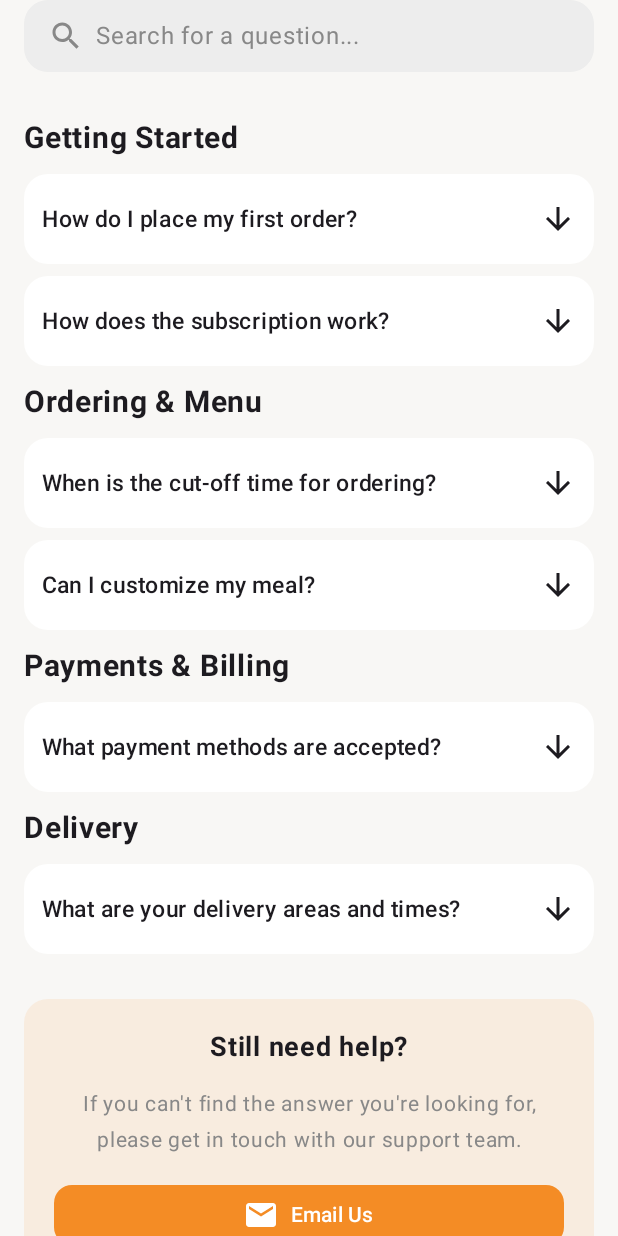
After one commit to dhyeeey/TiffinCo, an Android app built with Jetpack Compose: the composable HelpAndSupportScreen shown on its own in the app's theme, on a phone screen of 412 x 824 dp. The commit adds this screen. Run offline under Robolectric (Android 15) with nearby library versions, the phone set to English and light mode, and no system bars; 1 statement that could not run was skipped.

Commit message:
Added help and support screen

```diff
--- /dev/null
+++ b/composeApp/src/commonMain/kotlin/org/tiffinservice/app/HelpAndSupportScreen.kt
@@ -0,0 +1,273 @@
+package org.tiffinservice.app
+
+
+import androidx.compose.animation.AnimatedVisibility
+import androidx.compose.foundation.background
+import androidx.compose.foundation.clickable
+import androidx.compose.foundation.layout.*
+import androidx.compose.foundation.rememberScrollState
+import androidx.compose.foundation.shape.RoundedCornerShape
+import androidx.compose.foundation.text.BasicTextField
+import androidx.compose.foundation.verticalScroll
+import androidx.compose.material.icons.Icons
+import androidx.compose.material.icons.filled.ArrowBack
+import androidx.compose.material.icons.filled.Call
+import androidx.compose.material.icons.filled.Email
+import androidx.compose.material.icons.filled.Search
+import androidx.compose.material3.*
+import androidx.compose.runtime.*
+import androidx.compose.ui.*
+import androidx.compose.ui.Modifier
+import androidx.compose.ui.draw.clip
+import androidx.compose.ui.draw.rotate
+import androidx.compose.ui.graphics.Color
+import androidx.compose.ui.text.font.FontWeight
+import androidx.compose.ui.text.style.TextAlign
+import androidx.compose.ui.unit.dp
+import androidx.compose.ui.unit.sp
+
+
+data class FaqItem(
+    val category: String,
+    val question: String,
+    val answer: String
+)
+
+fun dummyFaqs(): List<FaqItem> = listOf(
+    FaqItem(
+        "Getting Started",
+        "How do I place my first order?",
+        "Browse the menu, add items to cart, and checkout."
+    ),
+    FaqItem(
+        "Getting Started",
+        "How does the subscription work?",
+        "You can set recurring meal plans and manage them anytime."
+    ),
+    FaqItem(
+        "Ordering & Menu",
+        "When is the cut-off time for ordering?",
+        "Orders for same-day delivery must be placed before 10 AM."
+    ),
+    FaqItem(
+        "Ordering & Menu",
+        "Can I customize my meal?",
+        "Some items have customization options. Check the item details."
+    ),
+    FaqItem(
+        "Payments & Billing",
+        "What payment methods are accepted?",
+        "We accept debit/credit cards and digital wallets."
+    ),
+    FaqItem(
+        "Delivery",
+        "What are your delivery areas and times?",
+        "We deliver within 10 miles between 12 PM and 2 PM."
+    ),
+)
+
+@Composable
+fun SearchBar(value: String, onValueChange: (String) -> Unit) {
+
+    Box(
+        modifier = Modifier
+            .fillMaxWidth()
+            .clip(RoundedCornerShape(16.dp))
+            .background(Color(0xFFEDEDED))
+            .padding(horizontal = 16.dp, vertical = 12.dp),
+        contentAlignment = Alignment.CenterStart
+    ) {
+
+        Row(verticalAlignment = Alignment.CenterVertically) {
+
+            Icon(Icons.Default.Search, contentDescription = null, tint = Color.Gray)
+
+            Spacer(Modifier.width(8.dp))
+
+            BasicTextField(
+                value = value,
+                onValueChange = onValueChange,
+                singleLine = true,
+                modifier = Modifier.fillMaxWidth(),
+                decorationBox = { inner ->
+                    if (value.isEmpty()) {
+                        Text("Search for a question...", color = Color.Gray)
+                    }
+                    inner()
+                }
+            )
+        }
+    }
+}
+
+@Composable
+fun FaqSection(title: String, items: List<FaqItem>) {
+
+    if (items.isEmpty()) return
+
+    Text(
+        text = title,
+        fontSize = 20.sp,
+        fontWeight = FontWeight.Bold,
+        modifier = Modifier.padding(vertical = 12.dp)
+    )
+
+    Column(verticalArrangement = Arrangement.spacedBy(8.dp)) {
+        items.forEach { item ->
+            FaqItemCard(item)
+        }
+    }
+}
+
+@Composable
+fun FaqItemCard(item: FaqItem) {
+
+    var expanded by remember { mutableStateOf(false) }
+
+    Column(
+        Modifier
+            .fillMaxWidth()
+            .clip(RoundedCornerShape(16.dp))
+            .background(Color.White)
+            .padding(12.dp)
+    ) {
+
+        Row(
+            Modifier
+                .fillMaxWidth()
+                .clickable { expanded = !expanded }
+                .padding(vertical = 6.dp),
+            horizontalArrangement = Arrangement.SpaceBetween
+        ) {
+
+            Text(
+                text = item.question,
+                fontWeight = FontWeight.SemiBold,
+                fontSize = 15.sp,
+                modifier = Modifier.weight(1f)
+            )
+
+            Icon(
+                imageVector = Icons.Default.ArrowBack,
+                contentDescription = null,
+                modifier = Modifier.rotate(if (expanded) 90f else -90f)
+            )
+        }
+
+        AnimatedVisibility(visible = expanded) {
+            Text(
+                text = item.answer,
+                color = Color.Gray,
+                fontSize = 14.sp,
+                modifier = Modifier.padding(top = 6.dp)
+            )
+        }
+    }
+}
+
+
+@Composable
+fun HelpCard(
+    onEmail: () -> Unit,
+    onCall: () -> Unit
+) {
+
+    val Primary = Color(0xFFF48C25)
+
+    Column(
+        modifier = Modifier
+            .fillMaxWidth()
+            .clip(RoundedCornerShape(16.dp))
+            .background(Primary.copy(alpha = 0.1f))
+            .padding(20.dp),
+        horizontalAlignment = Alignment.CenterHorizontally,
+        verticalArrangement = Arrangement.spacedBy(14.dp)
+    ) {
+
+        Text("Still need help?", fontSize = 18.sp, fontWeight = FontWeight.Bold)
+
+        Text(
+            "If you can't find the answer you're looking for, please get in touch with our support team.",
+            textAlign = TextAlign.Center,
+            color = Color.Gray,
+            fontSize = 14.sp
+        )
+
+        Button(
+            onClick = onEmail,
+            modifier = Modifier.fillMaxWidth(),
+            shape = RoundedCornerShape(12.dp),
+            colors = ButtonDefaults.buttonColors(Primary)
+        ) {
+            Icon(Icons.Default.Email, contentDescription = null)
+            Spacer(Modifier.width(8.dp))
+            Text("Email Us")
+        }
+
+        OutlinedButton(
+            onClick = onCall,
+            modifier = Modifier.fillMaxWidth(),
+            shape = RoundedCornerShape(12.dp),
+        ) {
+            Icon(Icons.Default.Call, contentDescription = null)
+            Spacer(Modifier.width(8.dp))
+            Text("Call Us")
+        }
+    }
+}
+
+@OptIn(ExperimentalMaterial3Api::class)
+@Composable
+fun HelpAndSupportScreen(
+    onBack: () -> Unit = {},
+    onEmail: () -> Unit = {},
+    onCall: () -> Unit = {}
+) {
+
+    val BgLight = Color(0xFFF8F7F5)
+    val Primary = Color(0xFFF48C25)
+
+    var query by remember { mutableStateOf("") }
+
+    val faqs = dummyFaqs().filter {
+        it.question.contains(query, ignoreCase = true)
+    }
+
+    Scaffold(
+        containerColor = BgLight
+    ) { padding ->
+
+        Column(
+            Modifier
+                .fillMaxSize()
+                .padding(padding)
+                .verticalScroll(rememberScrollState())
+                .padding(horizontal = 16.dp)
+        ) {
+
+            // Search Bar
+            SearchBar(
+                value = query,
+                onValueChange = { query = it }
+            )
+
+            Spacer(Modifier.height(20.dp))
+
+            // Grouped FAQ Sections
+            FaqSection(title = "Getting Started", items = faqs.filter { it.category == "Getting Started" })
+            FaqSection(title = "Ordering & Menu", items = faqs.filter { it.category == "Ordering & Menu" })
+            FaqSection(title = "Payments & Billing", items = faqs.filter { it.category == "Payments & Billing" })
+            FaqSection(title = "Delivery", items = faqs.filter { it.category == "Delivery" })
+
+            Spacer(Modifier.height(30.dp))
+
+            // Help Card
+            HelpCard(
+                onEmail = onEmail,
+                onCall = onCall
+            )
+
+            Spacer(Modifier.height(30.dp))
+        }
+    }
+}
```
Also changed, not shown: composeApp/src/commonMain/kotlin/org/tiffinservice/app/App.kt (+16 -0 lines), composeApp/src/commonMain/kotlin/org/tiffinservice/app/OrderHistoryScreen.kt (added, +144 -0 lines), composeApp/src/commonMain/kotlin/org/tiffinservice/app/ProfileScreen.kt (+8 -2 lines), composeApp/src/commonMain/kotlin/org/tiffinservice/app/Util.kt (+20 -0 lines), composeApp/src/commonMain/kotlin/org/tiffinservice/app/repository/TiffinRepository.kt (+22 -14 lines), composeApp/src/commonMain/kotlin/org/tiffinservice/app/viewmodel/TiffinViewModel.kt (+13 -0 lines).
